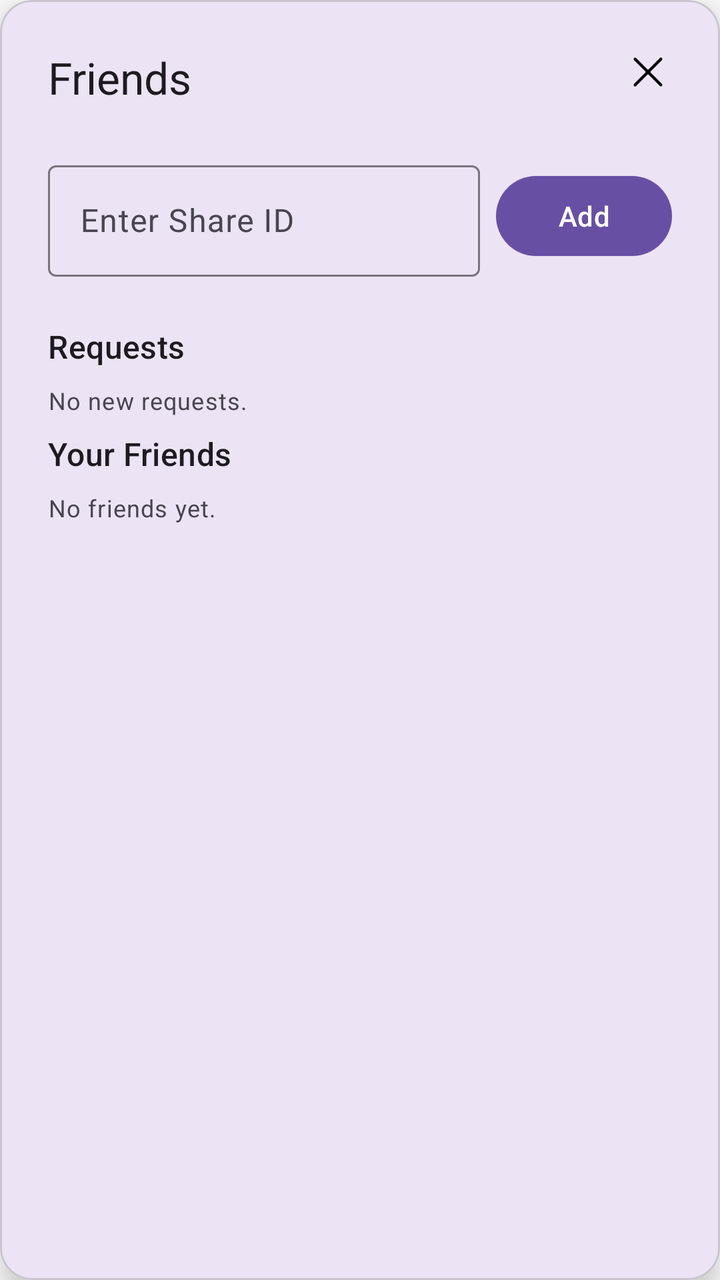
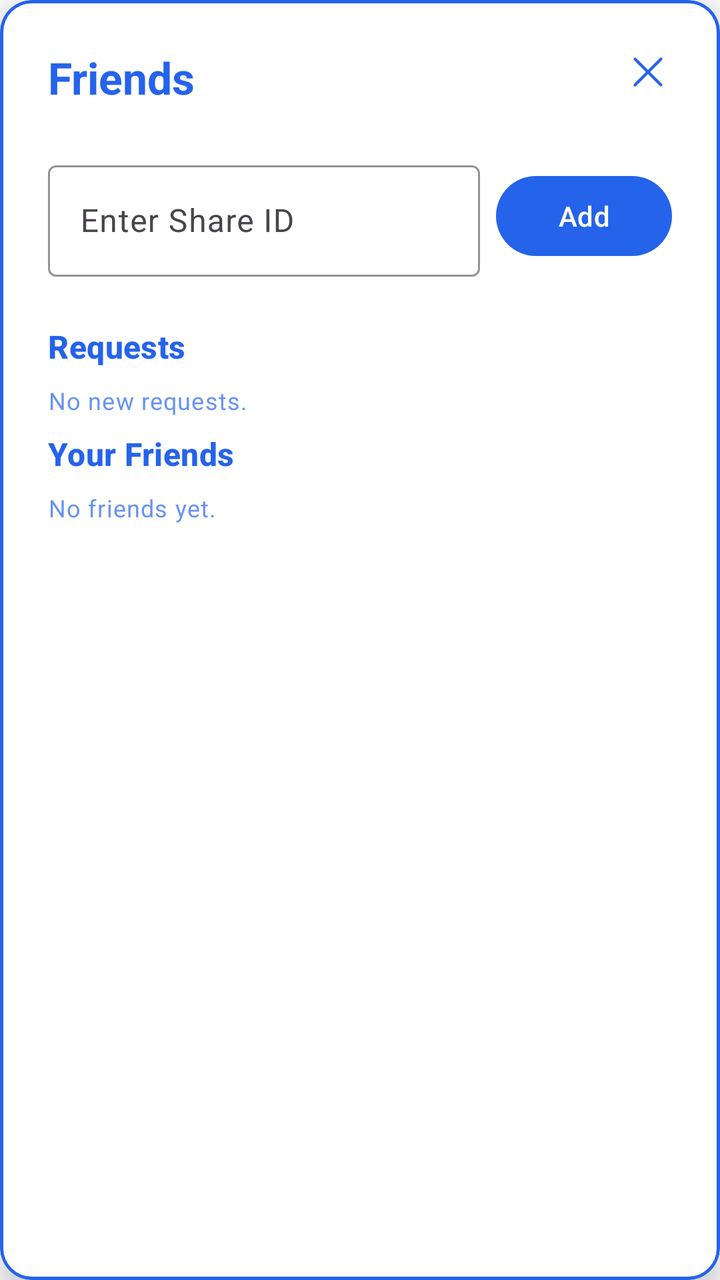

Two renders of the same Android screen: before a commit and after it. Below are the layout's source before the change and the commit's diff.
<!-- AndroidManifest.xml: activity theme Theme.TodoJava.DialogActivity -->
<!-- res/layout/activity_friends.xml -->
<?xml version="1.0" encoding="utf-8"?>
<com.google.android.material.card.MaterialCardView xmlns:android="http://schemas.android.com/apk/res/android"
    xmlns:app="http://schemas.android.com/apk/res-auto"
    xmlns:tools="http://schemas.android.com/tools"
    android:layout_width="match_parent"
    android:layout_height="wrap_content"
    android:layout_gravity="center"
    android:layout_margin="24dp"
    app:cardCornerRadius="16dp"
    app:cardElevation="8dp"
    tools:context=".Friends.FriendsActivity">

    <androidx.constraintlayout.widget.ConstraintLayout
        android:layout_width="match_parent"
        android:layout_height="wrap_content"
        android:padding="24dp">

        <ImageButton
            android:id="@+id/buttonClose"
            android:layout_width="wrap_content"
            android:layout_height="wrap_content"
            android:background="?attr/selectableItemBackgroundBorderless"
            android:contentDescription="Close"
            android:src="@drawable/ic_close"
            app:layout_constraintEnd_toEndOf="parent"
            app:layout_constraintTop_toTopOf="parent" />

        <TextView
            android:id="@+id/tvFriendsTitle"
            android:layout_width="wrap_content"
            android:layout_height="wrap_content"
            android:text="Friends"
            android:textAppearance="@style/TextAppearance.Material3.TitleLarge"
            app:layout_constraintStart_toStartOf="parent"
            app:layout_constraintTop_toTopOf="parent" />

        <com.google.android.material.textfield.TextInputLayout
            android:id="@+id/layoutShareId"
            style="@style/Widget.Material3.TextInputLayout.OutlinedBox"
            android:layout_width="0dp"
            android:layout_height="wrap_content"
            android:layout_marginTop="24dp"
            android:layout_marginEnd="8dp"
            android:hint="Enter Share ID"
            app:layout_constraintEnd_toStartOf="@id/buttonAddFriend"
            app:layout_constraintStart_toStartOf="parent"
            app:layout_constraintTop_toBottomOf="@id/tvFriendsTitle">

            <com.google.android.material.textfield.TextInputEditText
                android:id="@+id/editTextShareId"
                android:layout_width="match_parent"
                android:layout_height="wrap_content"
                android:inputType="textCapCharacters"
                android:maxLines="1" />
        </com.google.android.material.textfield.TextInputLayout>

        <com.google.android.material.button.MaterialButton
            android:id="@+id/buttonAddFriend"
            android:layout_width="wrap_content"
            android:layout_height="wrap_content"
            android:text="Add"
            app:layout_constraintBottom_toBottomOf="@id/layoutShareId"
            app:layout_constraintEnd_toEndOf="parent"
            app:layout_constraintTop_toTopOf="@id/layoutShareId" />

        <TextView
            android:id="@+id/labelRequests"
            android:layout_width="wrap_content"
            android:layout_height="wrap_content"
            android:layout_marginTop="24dp"
            android:text="Requests"
            android:textAppearance="@style/TextAppearance.Material3.TitleMedium"
            app:layout_constraintStart_toStartOf="parent"
            app:layout_constraintTop_toBottomOf="@id/layoutShareId" />

        <androidx.recyclerview.widget.RecyclerView
            android:id="@+id/requestsRecyclerView"
            android:layout_width="match_parent"
            android:layout_height="wrap_content"
            android:layout_marginTop="8dp"
            android:maxHeight="150dp"
            app:layout_constraintTop_toBottomOf="@id/labelRequests" />

        <TextView
            android:id="@+id/tvNoRequests"
            android:layout_width="wrap_content"
            android:layout_height="wrap_content"
            android:layout_marginTop="8dp"
            android:text="No new requests."
            android:textAppearance="@style/TextAppearance.Material3.BodySmall"
            app:layout_constraintStart_toStartOf="parent"
            app:layout_constraintTop_toBottomOf="@id/labelRequests" />

        <TextView
            android:id="@+id/labelFriends"
            android:layout_width="wrap_content"
            android:layout_height="wrap_content"
            android:layout_marginTop="24dp"
            android:text="Your Friends"
            android:textAppearance="@style/TextAppearance.Material3.TitleMedium"
            app:layout_constraintStart_toStartOf="parent"
            app:layout_constraintTop_toBottomOf="@id/requestsRecyclerView" />

        <androidx.recyclerview.widget.RecyclerView
            android:id="@+id/friendsRecyclerView"
            android:layout_width="match_parent"
            android:layout_height="wrap_content"
            android:layout_marginTop="8dp"
            android:maxHeight="250dp"
            app:layout_constraintTop_toBottomOf="@id/labelFriends" />

        <TextView
            android:id="@+id/tvNoFriends"
            android:layout_width="wrap_content"
            android:layout_height="wrap_content"
            android:layout_marginTop="8dp"
            android:text="No friends yet."
            android:textAppearance="@style/TextAppearance.Material3.BodySmall"
            app:layout_constraintStart_toStartOf="parent"
            app:layout_constraintTop_toBottomOf="@id/labelFriends" />

    </androidx.constraintlayout.widget.ConstraintLayout>
</com.google.android.material.card.MaterialCardView>
<!-- resources referenced by this layout -->
<resources>
  <!-- drawable ic_close (drawable) -->
  <vector xmlns:android="http://schemas.android.com/apk/res/android" android:height="24dp" android:viewportHeight="1024" android:viewportWidth="1024" android:width="24dp">
        
      <path android:fillColor="#000000" android:pathData="M764.3,214.6 L512,466.9 259.7,214.6a31.9,31.9 0,0 0,-45.1 45.1L466.8,512 214.5,764.2a31.9,31.9 0,1 0,45.1 45.2L512,557.2l252.3,252.3a31.9,31.9 0,0 0,45.1 -45.1L557.1,512.1l252.3,-252.4a31.9,31.9 0,1 0,-45.1 -45.2z"/>
      
  </vector>
  <style name="Theme.TodoJava.DialogActivity" parent="Theme.Material3.DayNight.NoActionBar">
          <item name="android:windowBackground">@android:color/transparent</item>
          <item name="android:windowIsTranslucent">true</item>
          <item name="android:windowNoTitle">true</item>
          <item name="android:windowTranslucentStatus">true</item>
      </style>
</resources>

<!-- the commit's change to res/layout/activity_friends.xml (unified diff, before → after) -->
@@ -6,8 +6,11 @@
     android:layout_height="wrap_content"
     android:layout_gravity="center"
     android:layout_margin="24dp"
+    app:cardBackgroundColor="@color/white"
     app:cardCornerRadius="16dp"
     app:cardElevation="8dp"
+    app:strokeWidth="1.5dp"
+    app:strokeColor="@color/primary"
     tools:context=".Friends.FriendsActivity">
 
     <androidx.constraintlayout.widget.ConstraintLayout
@@ -23,13 +26,16 @@
             android:contentDescription="Close"
             android:src="@drawable/ic_close"
             app:layout_constraintEnd_toEndOf="parent"
-            app:layout_constraintTop_toTopOf="parent" />
+            app:layout_constraintTop_toTopOf="parent"
+            app:tint="@color/primary" />
 
         <TextView
             android:id="@+id/tvFriendsTitle"
             android:layout_width="wrap_content"
             android:layout_height="wrap_content"
             android:text="Friends"
+            android:textColor="@color/primary"
+            android:textStyle="bold"
             android:textAppearance="@style/TextAppearance.Material3.TitleLarge"
             app:layout_constraintStart_toStartOf="parent"
             app:layout_constraintTop_toTopOf="parent" />
@@ -42,6 +48,8 @@
             android:layout_marginTop="24dp"
             android:layout_marginEnd="8dp"
             android:hint="Enter Share ID"
+            app:boxStrokeColor="@color/primary"
+            app:hintTextColor="@color/primary"
             app:layout_constraintEnd_toStartOf="@id/buttonAddFriend"
             app:layout_constraintStart_toStartOf="parent"
             app:layout_constraintTop_toBottomOf="@id/tvFriendsTitle">
@@ -50,6 +58,7 @@
                 android:id="@+id/editTextShareId"
                 android:layout_width="match_parent"
                 android:layout_height="wrap_content"
+                android:textColor="@color/primary"
                 android:inputType="textCapCharacters"
                 android:maxLines="1" />
         </com.google.android.material.textfield.TextInputLayout>
@@ -59,6 +68,8 @@
             android:layout_width="wrap_content"
             android:layout_height="wrap_content"
             android:text="Add"
+            android:textColor="@color/white"
+            app:backgroundTint="@color/primary"
             app:layout_constraintBottom_toBottomOf="@id/layoutShareId"
             app:layout_constraintEnd_toEndOf="parent"
             app:layout_constraintTop_toTopOf="@id/layoutShareId" />
@@ -69,6 +80,8 @@
             android:layout_height="wrap_content"
             android:layout_marginTop="24dp"
             android:text="Requests"
+            android:textColor="@color/primary"
+            android:textStyle="bold"
             android:textAppearance="@style/TextAppearance.Material3.TitleMedium"
             app:layout_constraintStart_toStartOf="parent"
             app:layout_constraintTop_toBottomOf="@id/layoutShareId" />
@@ -87,6 +100,8 @@
             android:layout_height="wrap_content"
             android:layout_marginTop="8dp"
             android:text="No new requests."
+            android:textColor="@color/primary"
+            android:alpha="0.7"
             android:textAppearance="@style/TextAppearance.Material3.BodySmall"
             app:layout_constraintStart_toStartOf="parent"
             app:layout_constraintTop_toBottomOf="@id/labelRequests" />
@@ -97,6 +112,8 @@
             android:layout_height="wrap_content"
             android:layout_marginTop="24dp"
             android:text="Your Friends"
+            android:textColor="@color/primary"
+            android:textStyle="bold"
             android:textAppearance="@style/TextAppearance.Material3.TitleMedium"
             app:layout_constraintStart_toStartOf="parent"
             app:layout_constraintTop_toBottomOf="@id/requestsRecyclerView" />
@@ -115,6 +132,8 @@
             android:layout_height="wrap_content"
             android:layout_marginTop="8dp"
             android:text="No friends yet."
+            android:textColor="@color/primary"
+            android:alpha="0.7"
             android:textAppearance="@style/TextAppearance.Material3.BodySmall"
             app:layout_constraintStart_toStartOf="parent"
             app:layout_constraintTop_toBottomOf="@id/labelFriends" />
<!-- resource entries referenced after the edit -->
@@ -1,5 +1,7 @@
 <!-- resources referenced by this layout -->
 <resources>
+  <color name="primary">#2563EB</color>
+  <color name="white">#FFFFFFFF</color>
   <!-- drawable ic_close (drawable) -->
   <vector xmlns:android="http://schemas.android.com/apk/res/android" android:height="24dp" android:viewportHeight="1024" android:viewportWidth="1024" android:width="24dp">
         
